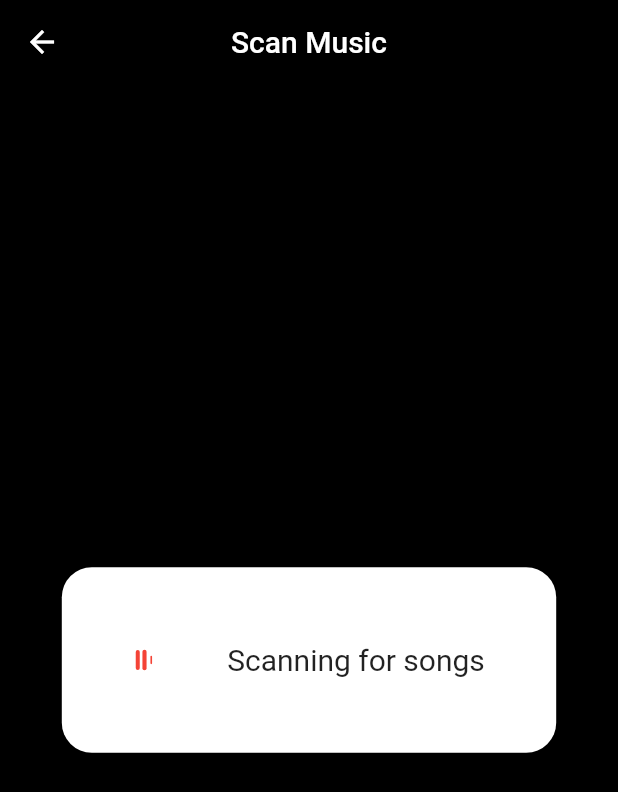
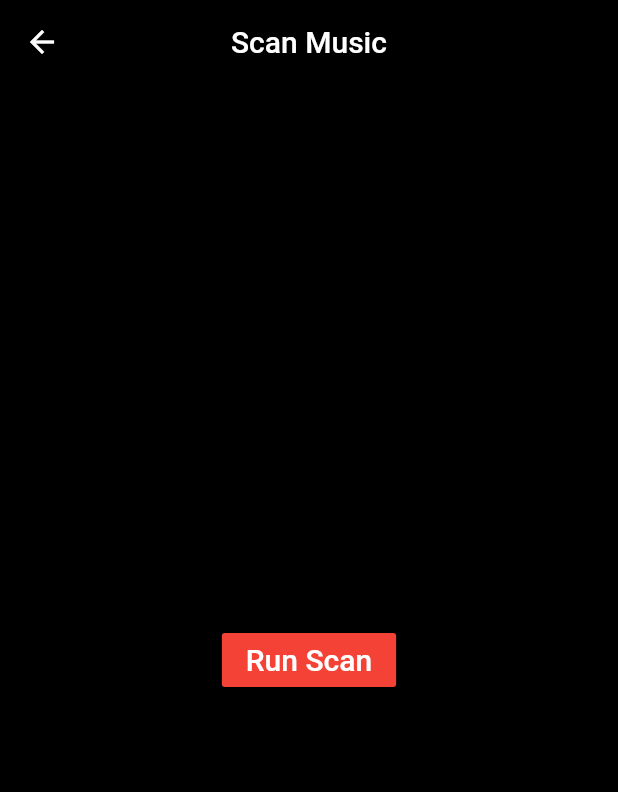
Before and after one commit to swift0vinay/music_player, a Flutter app: the ScanMusic screen opened directly, on a phone screen of 412 x 824 dp. Shown: the top 792 px of the screen. Run offline on Flutter 3.47's test engine with Material 2 defaults, Android fonts, the phone set to English and light mode, and no system bars; our stand-ins replace permission_handler, progress_dialog.

Commit message:
scan comlpeted

```diff
--- a/lib/homePage.dart
+++ b/lib/homePage.dart
@@ -161,7 +161,7 @@ class _MyHomeState extends State<MyHome> with SingleTickerProviderStateMixin {
                 ],
               )
             : Center(
-                child: CircularProgressIndicator(),
+                child: Loader2(),
               ),
       ),
     );
--- a/lib/services/scanMusic.dart
+++ b/lib/services/scanMusic.dart
@@ -1,7 +1,10 @@
 import 'package:flutter/material.dart';
+import 'package:flutter/services.dart';
 import 'package:music_player/MediaPlayer.dart';
 import 'package:music_player/constants.dart';
 import 'package:music_player/loader.dart';
+import 'package:music_player/songModel.dart';
+import 'package:progress_dialog/progress_dialog.dart';
 
 class ScanMusic extends StatefulWidget {
   @override
@@ -10,8 +13,32 @@ class ScanMusic extends StatefulWidget {
 
 class _ScanMusicState extends State<ScanMusic> {
   bool running = false;
+  ProgressDialog pr;
+  MediaPlayer mediaPlayer;
+  List<Song> songs;
+  bool scan = false;
+  @override
+  void initState() {
+    super.initState();
+  }
+
   @override
   Widget build(BuildContext context) {
+    ProgressDialog pr = ProgressDialog(context,
+        type: ProgressDialogType.Normal, isDismissible: true, showLogs: true);
+    pr.style(
+        message: 'Scanning songs...',
+        borderRadius: 10.0,
+        backgroundColor: Colors.white,
+        progressWidget: Loader2(),
+        elevation: 10.0,
+        insetAnimCurve: Curves.easeInOut,
+        progress: 0.0,
+        maxProgress: 100.0,
+        progressTextStyle: TextStyle(
+            color: Colors.black, fontSize: 13.0, fontWeight: FontWeight.w400),
+        messageTextStyle: TextStyle(
+            color: Colors.black, fontSize: 19.0, fontWeight: FontWeight.w600));
     return Scaffold(
       backgroundColor: black,
       appBar: AppBar(
@@ -31,22 +58,16 @@ class _ScanMusicState extends State<ScanMusic> {
       ),
       body: Container(
           child: Center(
-        child: showProgress(context),
-      )),
-    );
-  }
-
-  showProgress(BuildContext context) {
-    double width = MediaQuery.of(context).size.width;
-    return ValueListenableBuilder(
-        valueListenable: scanStart,
-        builder: (context, value, child) {
-          print('here value is ${scanStart.value}');
-          return !scanStart.value
-              ? RaisedButton(
+        child: Column(
+          mainAxisAlignment: MainAxisAlignment.center,
+          children: [
+            RaisedButton(
               onPressed: () async {
+                await pr.show();
+                songs = await MediaPlayer().getMusic();
+                await pr.hide();
                 setState(() {
-                      MediaPlayer().getMusic();
+                  scan = true;
                 });
               },
               color: orange,
@@ -54,23 +75,106 @@ class _ScanMusicState extends State<ScanMusic> {
                 'Run Scan',
                 style: TextStyle(color: white, fontSize: 20),
               ),
+            ),
+            scan
+                ? Container(
+                    child: Text(
+                      'Total Songs : ${songs.length}',
+                      style: TextStyle(color: white),
+                    ),
                   )
-              : Container(
-                  width: width * 0.8,
-                  height: width * 0.3,
-                  decoration: BoxDecoration(
-                      color: white, borderRadius: BorderRadius.circular(20.0)),
-                  child: Row(
-                    mainAxisAlignment: MainAxisAlignment.spaceEvenly,
-                    children: [
-                      Loader1(),
-                      Text(
-                        'Scanning for songs',
-                        style: TextStyle(fontSize: 20),
-                      ),
+                : Container()
           ],
         ),
+      )),
     );
-        });
   }
 }
+// import 'package:flutter/material.dart';
+// import 'package:music_player/MediaPlayer.dart';
+
+// import '../constants.dart';
+
+// class ScanMusic extends StatefulWidget {
+//   @override
+//   _ScanMusicState createState() => _ScanMusicState();
+// }
+
+// class _ScanMusicState extends State<ScanMusic> {
+//   Widget body;
+//   Widget body2;
+//   bool rs = false;
+//   @override
+//   void initState() {
+//     super.initState();
+//     body = Center(
+//       child: RaisedButton(
+//         onPressed: () async {
+//           setState(() {
+//             body = FutureBuilder(
+//               future: MediaPlayer().getMusic(),
+//               builder: (context, ss) {
+//                 print('++++++++++++++++++++++++++++++++++++++++$ss');
+//                 if (ss.connectionState == ConnectionState.done) {
+//                   return Center(
+//                     child: Text(
+//                       "RECEIVERD",
+//                       style: TextStyle(color: white),
+//                     ),
+//                   );
+//                 } else {
+//                   return Center(
+//                     child: CircularProgressIndicator(),
+//                   );
+//                 }
+//               },
+//             );
+//             rs = true;
+//           });
+//         },
+//         color: orange,
+//         child: Text(
+//           'Run Scan',
+//           style: TextStyle(color: white, fontSize: 20),
+//         ),
+//       ),
+//     );
+//     // body2 = FutureBuilder(
+//     //   future: !rs ? null : MediaPlayer().getMusic(),
+//     //   builder: (context, ss) {
+//     //     if (ss.hasData) {
+//     //       return Center(
+//     //         child: Text("RECEIVERD"),
+//     //       );
+//     //     } else {
+//     //       return Center(
+//     //         child: CircularProgressIndicator(),
+//     //       );
+//     //     }
+//     //   },
+//     // );
+//   }
+
+//   @override
+//   Widget build(BuildContext context) {
+//     return Scaffold(
+//       backgroundColor: black,
+//       appBar: AppBar(
+//         backgroundColor: black,
+//         leading: IconButton(
+//           icon: Icon(Icons.arrow_back),
+//           color: white,
+//           onPressed: () {
+//             Navigator.pop(context);
+//           },
+//         ),
+//         title: Text(
+//           "Scan Music",
+//           style: TextStyle(color: white),
+//         ),
+//         centerTitle: true,
+//       ),
+//       body: body,
+//     );
+//   }
+// }
--- a/pubspec.yaml
+++ b/pubspec.yaml
@@ -31,6 +31,8 @@ dependencies:
   permission_handler: ^5.0.1+1
   animated_splash_screen: ^1.0.1
   shared_preferences: ^0.5.10
+  progress_dialog: ^1.2.4
+
 dev_dependencies:
   flutter_test:
     sdk: flutter
```
Also changed, not shown: lib/MediaPlayer.dart (+30 -17 lines), lib/constants.dart (+15 -0 lines), lib/loader.dart (+10 -0 lines), pubspec.lock, 1 other file. Lines whose indentation alone changed are shown as unchanged.
